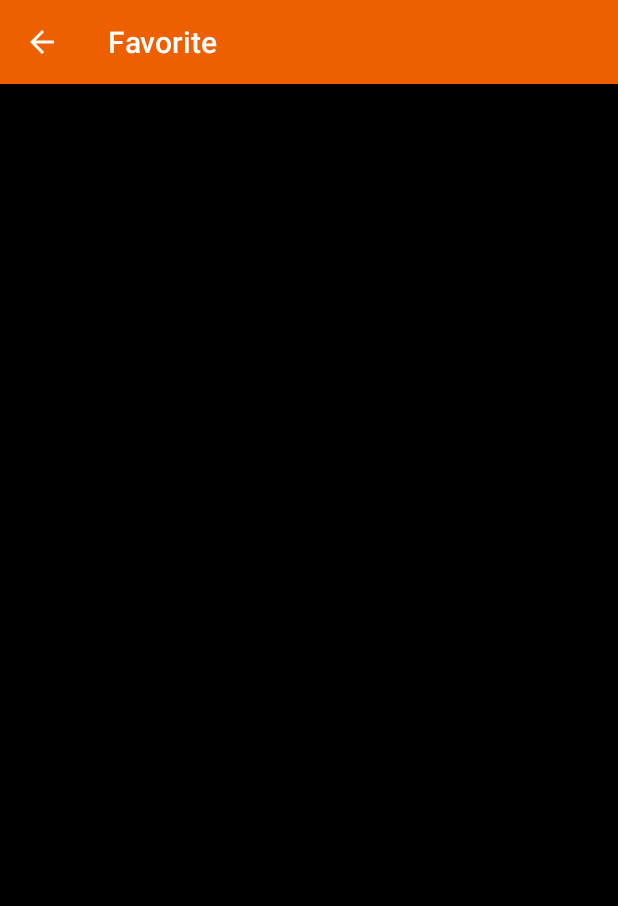
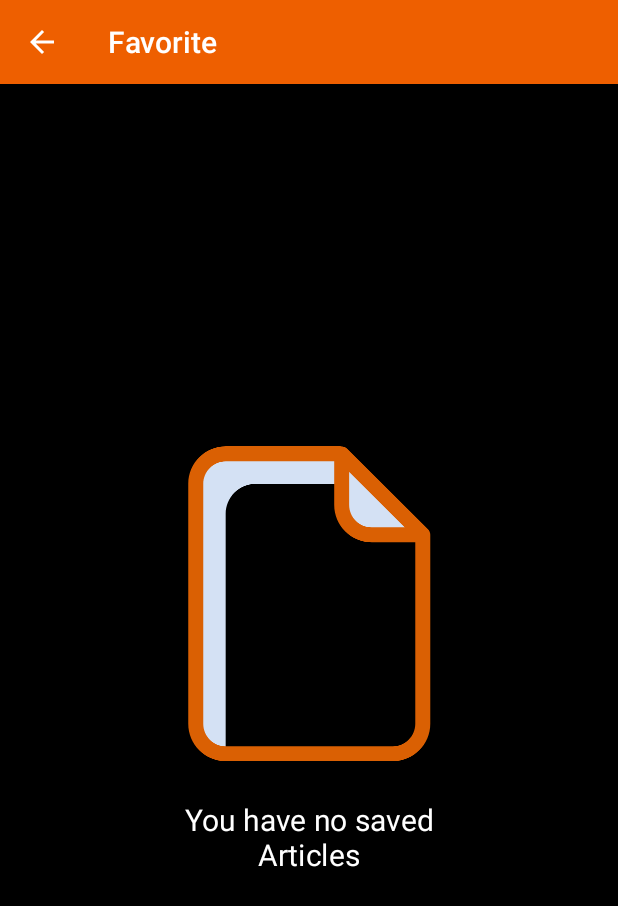
Before and after one commit to its-snorlax/News-App-Project, an Android app: the FavoriteActivity screen opened directly, with no data from a screen before it, on a phone screen of 412 x 824 dp. Shown: the top 906 px of the screen. Run offline under Robolectric (Android 15) with nearby library versions, the phone set to English and light mode, and no system bars; our stand-ins replace Room's generated code.

Commit message:
adding layouts if 0 favorite items were found.

```diff
--- a/app/src/main/java/com/juniorjainsahab/newsapp/activity/FavoriteActivity.kt
+++ b/app/src/main/java/com/juniorjainsahab/newsapp/activity/FavoriteActivity.kt
@@ -3,10 +3,14 @@ package com.juniorjainsahab.newsapp.activity
 import android.content.Intent
 import android.os.Bundle
 import android.view.View
+import android.view.View.GONE
+import android.view.View.VISIBLE
+import android.widget.LinearLayout
 import androidx.appcompat.app.AppCompatActivity
 import androidx.recyclerview.widget.LinearLayoutManager
 import androidx.recyclerview.widget.RecyclerView
 import com.juniorjainsahab.newsapp.R.id.list_view
+import com.juniorjainsahab.newsapp.R.id.no_data_message
 import com.juniorjainsahab.newsapp.R.layout.activity_favorite
 import com.juniorjainsahab.newsapp.adapter.ArticlesAdapter
 import com.juniorjainsahab.newsapp.asyncTask
@@ -18,6 +22,8 @@ import com.juniorjainsahab.newsapp.model.Articles
 class FavoriteActivity : AppCompatActivity(), OnExecuteListener {
 
     private lateinit var recyclerView: RecyclerView
+    private lateinit var noFavoriteMessage: LinearLayout
+
     private lateinit var favArticles: List<ArticlesEntity>
 
     override fun onCreate(savedInstanceState: Bundle?) {
@@ -27,6 +33,8 @@ class FavoriteActivity : AppCompatActivity(), OnExecuteListener {
         supportActionBar?.title = "Favorite"
 
         recyclerView = findViewById(list_view)
+        noFavoriteMessage = findViewById(no_data_message)
+
         asyncTask({
             favArticles = AppDB.getDbInstance(this).articlesDao().getAll()
         }, this)
@@ -40,12 +48,18 @@ class FavoriteActivity : AppCompatActivity(), OnExecuteListener {
     override fun onQuerySuccess() {
         val articles =
             favArticles.map { Articles(it.title, it.urlToImage, it.description, it.url) }
+
+        if (articles.isNotEmpty()) {
+            noFavoriteMessage.visibility = GONE
+            recyclerView.visibility = VISIBLE
+
             recyclerView.layoutManager = LinearLayoutManager(this)
             recyclerView.adapter = ArticlesAdapter(articles,
                 View.OnClickListener {
                     val activityContent = articles[recyclerView.getChildLayoutPosition(it)]
                     openArticleDetailActivity(activityContent)
                 })
+        }
     }
 
     private fun openArticleDetailActivity(activityContent: Articles) {
--- /dev/null
+++ b/app/src/main/res/drawable/ic_blank.xml
@@ -0,0 +1,21 @@
+<vector xmlns:android="http://schemas.android.com/apk/res/android"
+    android:width="420dp"
+    android:height="420dp"
+    android:viewportWidth="420"
+    android:viewportHeight="420">
+    <path
+        android:fillColor="#d4e1f4"
+        android:pathData="m361.699,118v0.199h-68.098c-22.094,0.008 -40.008,-17.906 -40,-40v-27.898h1.699v-38.5zM361.699,118" />
+    <path
+        android:fillColor="#d4e1f4"
+        android:pathData="m255.199,11.801v38.5h-1.699v-40h0.301zM255.199,11.801" />
+    <path
+        android:fillColor="#d4e1f4"
+        android:pathData="m255.199,10.301v1.5l-1.398,-1.5h-0.301zM255.199,10.301" />
+    <path
+        android:fillColor="#d4e1f4"
+        android:pathData="m253.5,10.301v40l-24.199,-0.199h-90.402c-22.094,-0.008 -40.004,17.906 -40,40v318.699c-22.094,0.004 -40.004,-17.906 -40,-40v-318.699c-0.004,-22.094 17.906,-40.008 40,-40l76.5,0.098zM253.5,10.301" />
+    <path
+        android:fillColor="#DA6003"
+        android:pathData="m262.301,4.699 l-1.5,-1.5c-1.648,-1.684 -3.852,-2.715 -6.199,-2.898h-0.203l-1.898,-0.199c-0.301,0 -0.699,-0.102 -1,-0.102h-152.5c-27.609,0.012 -49.988,22.391 -50,50v320c0.012,27.609 22.391,49.988 50,50h222.699c27.609,-0.012 49.992,-22.391 50,-50v-252c-0.02,-2.652 -1.059,-5.191 -2.898,-7.102zM263.5,34.199 L337.699,108.199h-44.199c-16.547,-0.047 -29.953,-13.449 -30,-30zM321.602,400.102h-222.602c-16.547,-0.051 -29.953,-13.453 -30,-30v-320c0.047,-16.551 13.453,-29.953 30,-30h144.602v58.098c0.008,27.609 22.387,49.992 50,50h58.098v241.902c-0.094,16.566 -13.531,29.957 -30.098,30zM321.602,400.102" />
+</vector>
--- a/app/src/main/res/layout/activity_favorite.xml
+++ b/app/src/main/res/layout/activity_favorite.xml
@@ -1,12 +1,38 @@
 <?xml version="1.0" encoding="utf-8"?>
 <androidx.constraintlayout.widget.ConstraintLayout xmlns:android="http://schemas.android.com/apk/res/android"
+    xmlns:app="http://schemas.android.com/apk/res-auto"
     android:layout_width="match_parent"
     android:layout_height="match_parent"
     android:background="@android:color/black">
+
+    <LinearLayout
+        android:id="@+id/no_data_message"
+        android:layout_width="wrap_content"
+        android:layout_height="wrap_content"
+        android:orientation="vertical"
+        app:layout_constraintBottom_toBottomOf="parent"
+        app:layout_constraintLeft_toLeftOf="parent"
+        app:layout_constraintRight_toRightOf="parent"
+        app:layout_constraintTop_toTopOf="parent">
+
+        <TextView
+            android:id="@+id/category_heading"
+            android:layout_width="wrap_content"
+            android:layout_height="wrap_content"
+            android:drawableTop="@drawable/ic_blank"
+            android:drawablePadding="50dp"
+            android:gravity="center_horizontal"
+            android:scaleX=".5"
+            android:scaleY=".5"
+            android:text="@string/you_have_no_saved_favorite"
+            android:textColor="@android:color/white"
+            android:textSize="40sp" />
+    </LinearLayout>
 
     <androidx.recyclerview.widget.RecyclerView
         android:id="@+id/list_view"
         android:layout_width="match_parent"
         android:layout_height="match_parent"
-        android:layout_margin="5dp" />
+        android:layout_margin="5dp"
+        android:visibility="gone" />
 </androidx.constraintlayout.widget.ConstraintLayout>
--- a/app/src/main/res/values/strings.xml
+++ b/app/src/main/res/values/strings.xml
@@ -12,4 +12,5 @@
     <string name="health">Health</string>
     <string name="add_to_favorite">Add to favorite</string>
     <string name="favorite_article">Favorite Articles</string>
+    <string name="you_have_no_saved_favorite">You have no saved Articles</string>
 </resources>
```
Lines whose indentation alone changed are shown as unchanged.
